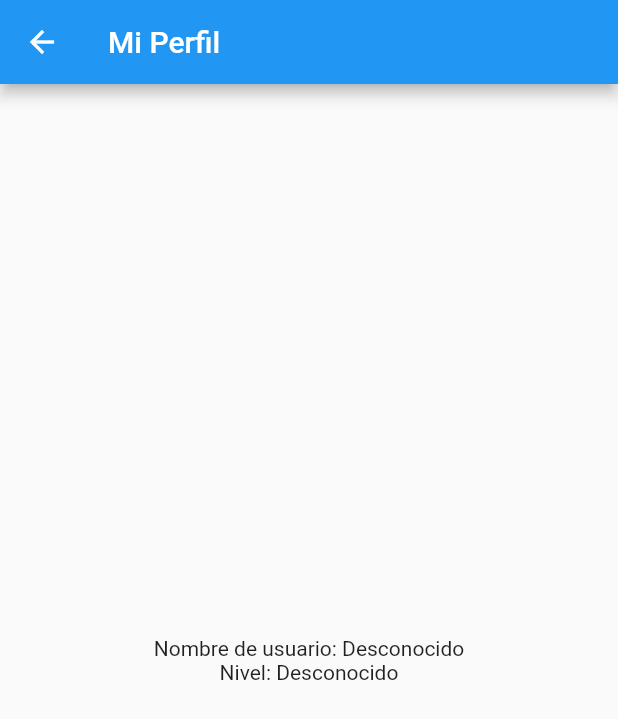
After one commit to MateoRuiz123/apptienda, a Flutter app: the Power screen opened by its route, after a tap on the "account circle" icon, on a phone screen of 412 x 824 dp. The commit adds this screen. Shown: the top 719 px of the screen. Run offline on Flutter 3.47's test engine with Material 2 defaults, Android fonts, the light colour scheme and no system bars.

Commit message:
boton de perfil y cerrar sesion

```diff
--- a/lib/main.dart
+++ b/lib/main.dart
@@ -1,5 +1,6 @@
 import 'dart:convert';
 import 'dart:io';
+import 'package:apptienda/pages/perfilPage.dart';
 import 'package:apptienda/pages/powerPage.dart';
 import 'package:apptienda/pages/vendedoresPage.dart';
 import 'package:flutter/material.dart';
@@ -33,6 +34,7 @@ class MyApp extends StatelessWidget {
         '/vendedores': (BuildContext context) => const Vendedores(),
         '/power': (BuildContext context) => const Power(),
         '/loginPage': (BuildContext context) => LoginPage(),
+        '/perfil': (BuildContext context) => Perfil(),
       },
     );
   }
@@ -41,6 +43,17 @@ class MyApp extends StatelessWidget {
 class LoginPage extends StatefulWidget {
   @override
   _LoginPageState createState() => _LoginPageState();
+}
+
+class UserData {
+  static final UserData _instance = UserData._internal();
+
+  factory UserData() => _instance;
+
+  UserData._internal();
+
+  String? username;
+  String? nivel;
 }
 
 class _LoginPageState extends State<LoginPage> {
@@ -76,9 +89,11 @@ class _LoginPageState extends State<LoginPage> {
       } else {
         // Manejar otros roles o mostrar un mensaje de error
       }
-      setState(() {
-        username = datauser['username'];
-      });
+      UserData().username = datauser['username'];
+      UserData().nivel = datauser['nivel'];
+      // setState(() {
+      //   username = datauser['username'];
+      // });
     } else {
       // Mostrar mensaje de error o manejar la respuesta incorrecta
     }
--- /dev/null
+++ b/lib/pages/perfilPage.dart
@@ -0,0 +1,24 @@
+import 'package:flutter/material.dart';
+import '../main.dart';
+
+class Perfil extends StatelessWidget {
+  @override
+  Widget build(BuildContext context) {
+    final userData = UserData(); // Acceder a los datos del usuario
+
+    return Scaffold(
+      appBar: AppBar(
+        title: Text('Mi Perfil'),
+      ),
+      body: Center(
+        child: Column(
+          mainAxisAlignment: MainAxisAlignment.center,
+          children: <Widget>[
+            Text('Nombre de usuario: ${userData.username ?? "Desconocido"}'),
+            Text('Nivel: ${userData.nivel ?? "Desconocido"}'),
+          ],
+        ),
+      ),
+    );
+  }
+}
--- a/lib/pages/powerPage.dart
+++ b/lib/pages/powerPage.dart
@@ -1,5 +1,3 @@
-// ignore_for_file: file_names
-
 import 'package:flutter/material.dart';
 
 class Power extends StatelessWidget {
@@ -10,12 +8,40 @@ class Power extends StatelessWidget {
     return Scaffold(
       appBar: AppBar(
         title: const Text('Power'),
+        actions: [
+          IconButton(
+            icon: Icon(Icons.account_circle),
+            onPressed: () {
+              // Navegar a la página de perfil y pasar los datos del usuario
+              Navigator.pushNamed(
+                context,
+                '/perfil',
+              );
+            },
+          ),
+          IconButton(
+            icon: Icon(Icons.exit_to_app),
+            onPressed: () async {
+              // Agregar aquí la lógica para cerrar sesión
+              // Por ejemplo, eliminar las credenciales de inicio de sesión y navegar al login
+
+              // Simulando un retraso para demostración
+              await Future.delayed(Duration(seconds: 1));
+
+              // Eliminar las credenciales de inicio de sesión
+              // Por ejemplo, utilizando SharedPreferences o algún otro método
+              // SharedPreferences prefs = await SharedPreferences.getInstance();
+              // prefs.clear();
+
+              // Navegar al login
+              Navigator.pushReplacementNamed(context, '/loginPage');
+            },
+          ),
+        ],
       ),
       body: Column(
-        // Aquí eliminamos la palabra clave 'const'
         children: <Widget>[
           const Text('Estamos en power'),
-          // boton para volver a login
           ElevatedButton(
             onPressed: () {
               Navigator.pushReplacementNamed(context, '/loginPage');
```
Also changed, not shown: lib/pages/vendedoresPage.dart (+30 -0 lines), 1 other file.
